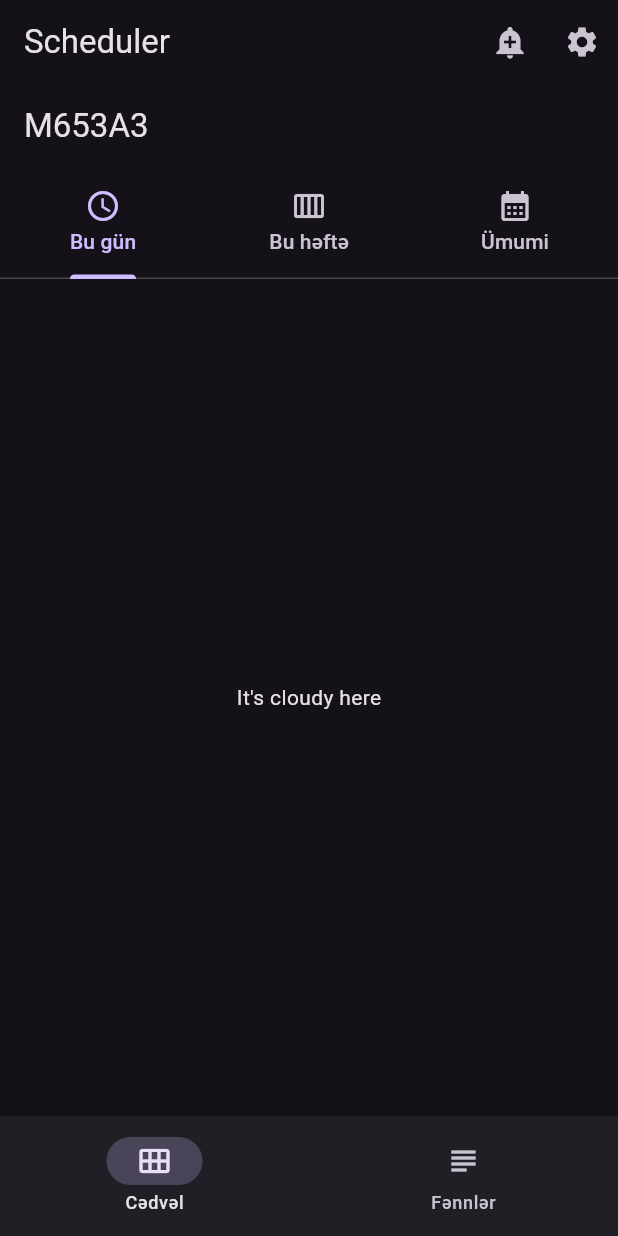
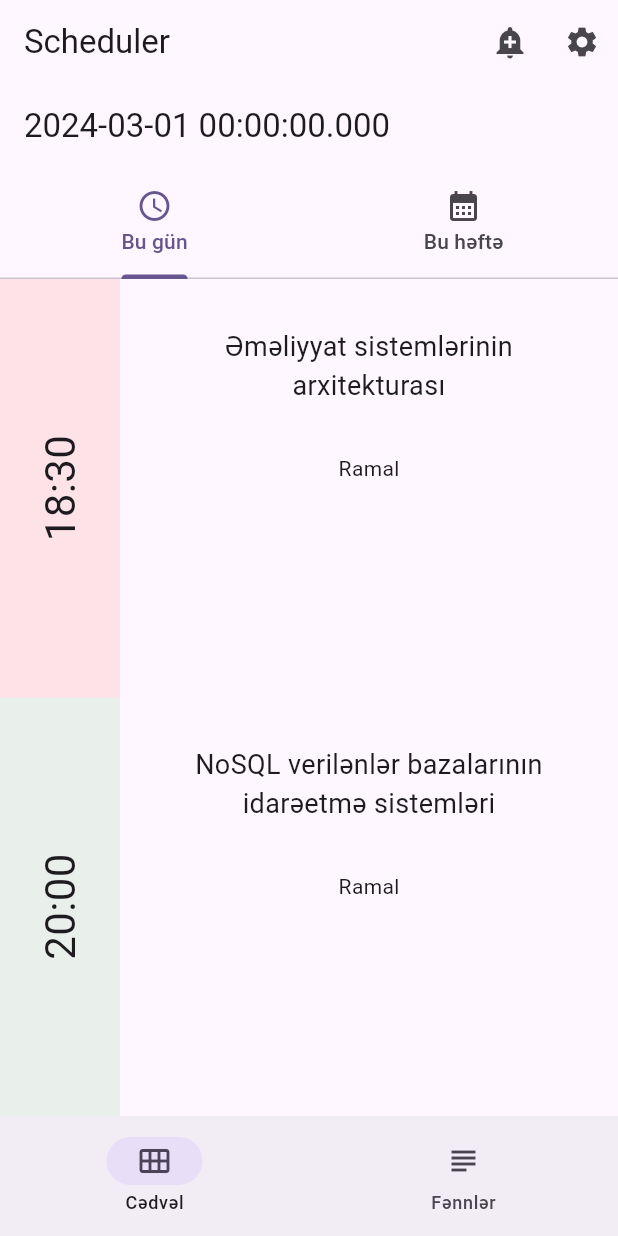
Before and after one commit to ramal-memmedli/lesson-scheduler, a Flutter app: the screen it shows after launch, on a phone screen of 412 x 824 dp. Run offline on Flutter 3.47's test engine with Material 3 defaults, Android fonts, the phone set to English and light mode, and no system bars.

Commit message:
Today page designed

```diff
--- a/lib/main.dart
+++ b/lib/main.dart
@@ -1,4 +1,6 @@
+import 'package:flutter/cupertino.dart';
 import 'package:flutter/material.dart';
+import 'package:flutter/widgets.dart';
 
 void main() {
   runApp(const LessonSchedule());
@@ -22,7 +24,7 @@ class LessonSchedule extends StatelessWidget {
         brightness: Brightness.dark,
         /* dark theme settings */
       ),
-      themeMode: ThemeMode.dark,
+      themeMode: ThemeMode.system,
       /* ThemeMode.system to follow system theme,
          ThemeMode.light for light theme,
          ThemeMode.dark for dark theme
@@ -141,6 +143,12 @@ class _HomeTabBarExampleState extends State<HomeTabBar>
     with TickerProviderStateMixin {
   late final TabController _tabController;
 
+  String getCurrentDateForHeader(){
+    DateTime dateTime = DateTime.now();
+    String currentTime = DateTime(dateTime.year, dateTime.month, dateTime.day).toString();
+    return currentTime;
+  }
+
   @override
   void initState() {
     super.initState();
@@ -157,7 +165,7 @@ class _HomeTabBarExampleState extends State<HomeTabBar>
   Widget build(BuildContext context) {
     return Scaffold(
       appBar: AppBar(
-        title: const Text('M653A3'),
+        title: Text(getCurrentDateForHeader()),
         bottom: TabBar(
           controller: _tabController,
           tabs: const <Widget>[
@@ -166,12 +174,8 @@ class _HomeTabBarExampleState extends State<HomeTabBar>
               text: 'Bu gün',
             ),
             Tab(
-              icon: Icon(Icons.calendar_view_week),
+              icon: Icon(Icons.calendar_month),
               text: 'Bu həftə',
-            ),
-            Tab(
-              icon: Icon(Icons.calendar_month),
-              text: 'Ümumi',
             ),
           ],
         ),
@@ -179,17 +183,131 @@ class _HomeTabBarExampleState extends State<HomeTabBar>
       body: TabBarView(
         controller: _tabController,
         children: const <Widget>[
-          Center(
-            child: Text("It's cloudy here"),
+          Column(
+            children: <Widget>[
+              Expanded(child: LessonBox('18:30', 'Əməliyyat sistemlərinin arxitekturası', 613, 6, Colors.red, 'Ramal')),
+              Expanded(child: LessonBox('20:00', 'NoSQL verilənlər bazalarının idarəetmə sistemləri', 401, 1, Colors.green, 'Ramal'))
+            ],
           ),
-          Center(
-            child: Text("It's rainy here"),
-          ),
-          Center(
-            child: Text("It's sunny here"),
+          Column(
+            children: [
+              Text("It's rainy here")
+            ],
           ),
         ],
       ),
     );
   }
 }
+
+
+
+class LessonBox extends StatelessWidget {
+  const LessonBox(this.lessonTime, this.lessonName, this.roomNo, this.corpusNo, this.accentColor, this.teacherFullName, {super.key});
+
+  final String lessonTime;
+  final String lessonName;
+  final int roomNo;
+  final int corpusNo;
+  final Color accentColor;
+  final String teacherFullName;
+
+  @override
+  Widget build(BuildContext context) {
+    return InkWell(
+      splashColor: accentColor.withAlpha(30),
+      onTap: () {
+        showModalBottomSheet(
+            context: context,
+            builder: (BuildContext context){
+              return SizedBox(
+                height: 128,
+                child: Center(
+                  child: ElevatedButton(
+                    child: const Text('close'),
+                    onPressed: (){
+                      Navigator.pop(context);
+                    },
+                  ),
+                ),
+              );
+            });
+      },
+      child: Expanded(
+        child: Row(
+          children: [
+            RotatedBox(
+                quarterTurns: 3,
+                child: Container(
+                  height: 80,
+                  width: double.infinity,
+                  color: accentColor.withAlpha(30),
+                  child: Center(
+                    child: Text(
+                      lessonTime,
+                      style: TextStyle(
+                        fontSize: 28,
+                      ),
+                    ),
+                  ),
+                )
+            ),
+            Expanded(
+              child: Column(
+                children: [
+                  LessonName(lessonName),
+                  LessonTeacher(teacherFullName)
+                ],
+              ),
+            )
+          ],
+        ),
+      ),
+    );
+  }
+}
+
+class LessonTeacher extends StatelessWidget {
+  const LessonTeacher(this.teacherFullName, {super.key});
+
+  final String teacherFullName;
+
+  @override
+  Widget build(BuildContext context) {
+    return Padding(
+      padding: EdgeInsets.only(left: 32, right: 32, bottom: 32),
+      child: Expanded(
+        child: Text(
+          teacherFullName,
+          textAlign: TextAlign.left,
+          style: TextStyle(
+            fontSize: 14
+          ),
+        ),
+      ),
+    );
+  }
+}
+
+
+class LessonName extends StatelessWidget {
+  const LessonName(this.lessonName, {super.key});
+
+  final String lessonName;
+
+  @override
+  Widget build(BuildContext context) {
+    return Padding(
+      padding: EdgeInsets.all(32),
+      child: Expanded(
+        child: Text(
+          lessonName,
+          style: TextStyle(
+              fontSize: 18,
+          ),
+          textAlign: TextAlign.center,
+        ),
+      ),
+    );
+  }
+}
```
